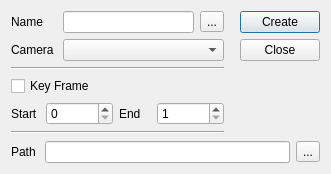
First picture: the form in ui/form.ui, repository iceanimations/shot_subm_use_multishot, before the edit.
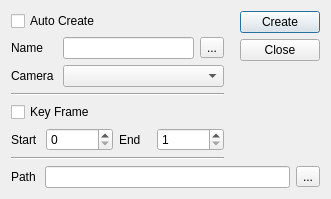
Second picture: the form after the edit.

Commit message: check point, multiple items creation wip, path box removed

```diff
--- a/ui/form.ui
+++ b/ui/form.ui
@@ -7,7 +7,7 @@
     <x>0</x>
     <y>0</y>
     <width>331</width>
-    <height>174</height>
+    <height>199</height>
    </rect>
   </property>
   <property name="sizePolicy">
@@ -39,6 +39,13 @@
     <layout class="QHBoxLayout" name="horizontalLayout_5">
      <item>
       <layout class="QVBoxLayout" name="verticalLayout">
+       <item>
+        <widget class="QCheckBox" name="autoCreateButton">
+         <property name="text">
+          <string>Auto Create</string>
+         </property>
+        </widget>
+       </item>
        <item>
         <layout class="QHBoxLayout" name="horizontalLayout_2">
          <item>
```
Left out of the diff: 80 changed lines with no effect on the pictures. The commit also changes 2 other files.
